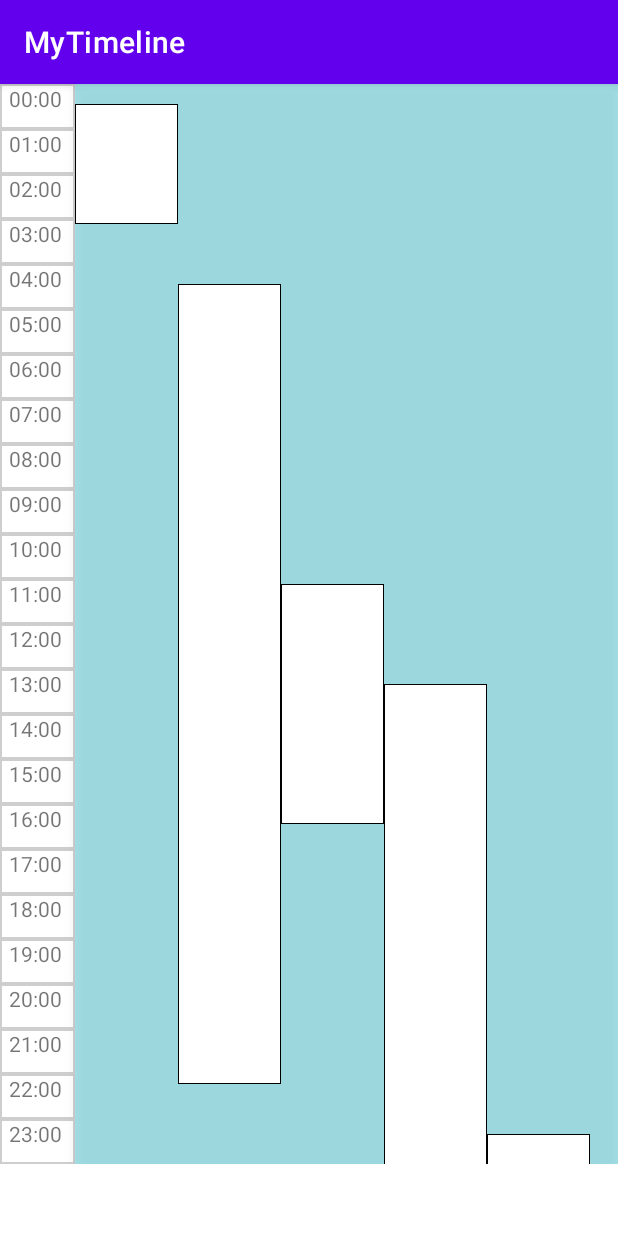
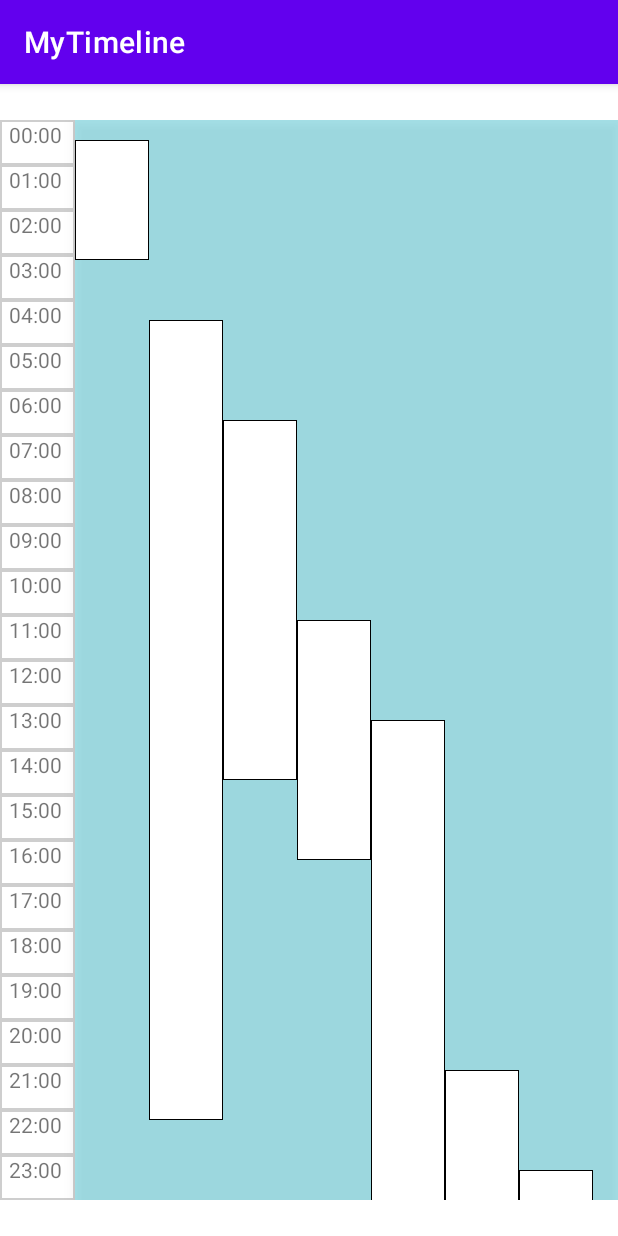
Before and after one commit to JumpingGekko/MyTimeline, an Android app: the screen it shows after launch (MainActivity), on a phone screen of 412 x 824 dp. Run offline under Robolectric (Android 15) with nearby library versions, the phone set to English and light mode, and no system bars.

Commit message:
Concept In the middle Initial commit

```diff
--- a/app/src/main/java/net/smartgekko/mytimeline/EventList.java
+++ b/app/src/main/java/net/smartgekko/mytimeline/EventList.java
@@ -7,8 +7,10 @@ public class EventList {
         public EventList(){
             addEvent(new SimpleEvent(20,140));
             addEvent(new SimpleEvent(200,1000));
+            addEvent(new SimpleEvent(300,660));
             addEvent(new SimpleEvent(500,740));
             addEvent(new SimpleEvent(600,1440));
+            addEvent(new SimpleEvent(950,1100));
             addEvent(new SimpleEvent(1050,1440));
         }
 
--- a/app/src/main/java/net/smartgekko/mytimeline/LockableNestedScrollView.java
+++ b/app/src/main/java/net/smartgekko/mytimeline/LockableNestedScrollView.java
@@ -9,7 +9,7 @@ import androidx.annotation.Nullable;
 import androidx.core.widget.NestedScrollView;
 
 public class LockableNestedScrollView extends NestedScrollView {
-    // by default is scrollable
+
     private boolean scrollable = true;
 
     public LockableNestedScrollView(@NonNull Context context) {
--- a/app/src/main/res/layout/main_fragment.xml
+++ b/app/src/main/res/layout/main_fragment.xml
@@ -10,12 +10,18 @@
     <net.smartgekko.mytimeline.LockableNestedScrollView
         android:id="@+id/rootScroll"
         android:layout_width="match_parent"
-        android:layout_height="match_parent">
+        android:layout_height="wrap_content"
+        app:layout_constraintBottom_toBottomOf="parent"
+        app:layout_constraintEnd_toEndOf="parent"
+        app:layout_constraintStart_toStartOf="parent"
+        app:layout_constraintTop_toTopOf="parent">
 
         <androidx.constraintlayout.widget.ConstraintLayout
             android:id="@+id/root"
             android:layout_width="match_parent"
             android:layout_height="match_parent"
+            android:layout_marginTop="8dp"
+            android:layout_marginBottom="8dp"
             app:layout_constraintBottom_toBottomOf="parent"
             app:layout_constraintEnd_toEndOf="parent"
             app:layout_constraintStart_toStartOf="parent"
```
Also changed, not shown: app/src/main/java/net/smartgekko/mytimeline/ui/main/MainFragment.java (+25 -15 lines).
